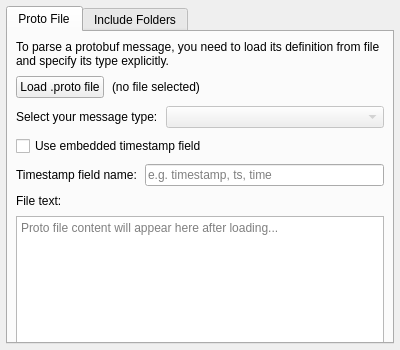
Old version of the form parser_protobuf/protobuf_parser_options.ui in the repository PlotJuggler/pj-official-plugins.
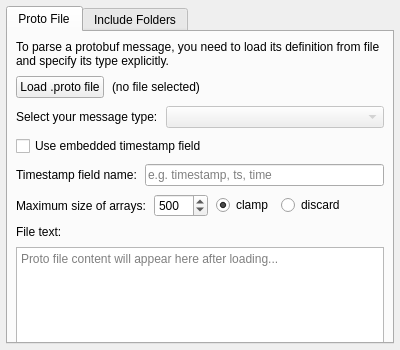
New version of the form.

Commit message: feat: uniform array-size policy across parser & streaming plugins

What changed in the file:
```diff
--- a/parser_protobuf/protobuf_parser_options.ui
+++ b/parser_protobuf/protobuf_parser_options.ui
@@ -160,6 +160,60 @@
          </item>
         </layout>
        </item>
+       <item>
+        <layout class="QHBoxLayout" name="layoutArraySize">
+         <item>
+          <widget class="QLabel" name="labelArraySize">
+           <property name="text">
+            <string>Maximum size of arrays:</string>
+           </property>
+          </widget>
+         </item>
+         <item>
+          <widget class="QSpinBox" name="spinBoxArraySize">
+           <property name="minimum">
+            <number>10</number>
+           </property>
+           <property name="maximum">
+            <number>9999</number>
+           </property>
+           <property name="value">
+            <number>500</number>
+           </property>
+          </widget>
+         </item>
+         <item>
+          <widget class="QRadioButton" name="radioMaxClamp">
+           <property name="text">
+            <string>clamp</string>
+           </property>
+           <property name="checked">
+            <bool>true</bool>
+           </property>
+          </widget>
+         </item>
+         <item>
+          <widget class="QRadioButton" name="radioMaxDiscard">
+           <property name="text">
+            <string>discard</string>
+           </property>
+          </widget>
+         </item>
+         <item>
+          <spacer name="spacerArraySize">
+           <property name="orientation">
+            <enum>Qt::Horizontal</enum>
+           </property>
+           <property name="sizeHint" stdset="0">
+            <size>
+             <width>40</width>
+             <height>20</height>
+            </size>
+           </property>
+          </spacer>
+         </item>
+        </layout>
+       </item>
        <item>
         <widget class="QLabel" name="labelFileText">
          <property name="text">
```
The commit also changes 23 other files.
